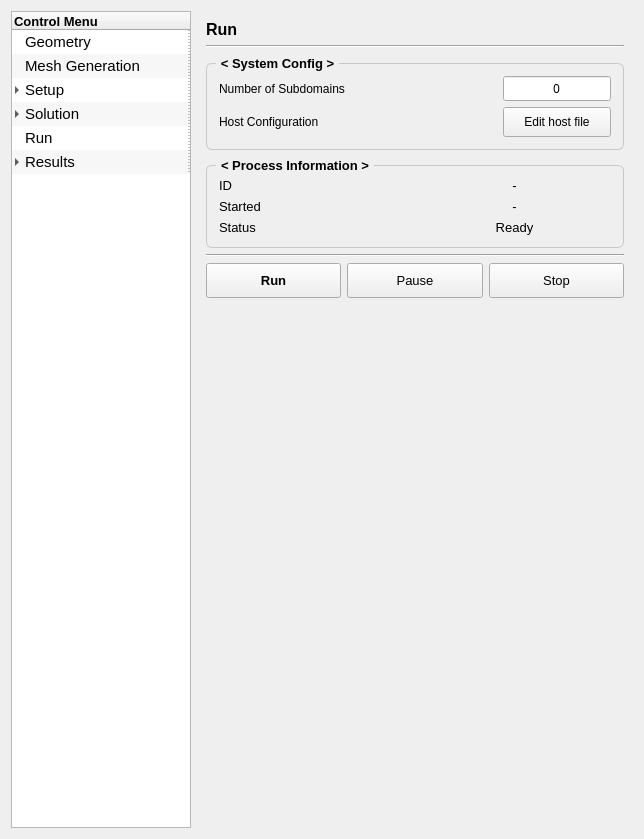
Before: the Qt Designer form view/main/center_form.ui in thisisHenney/BipropThrust, drawn with Qt 5.
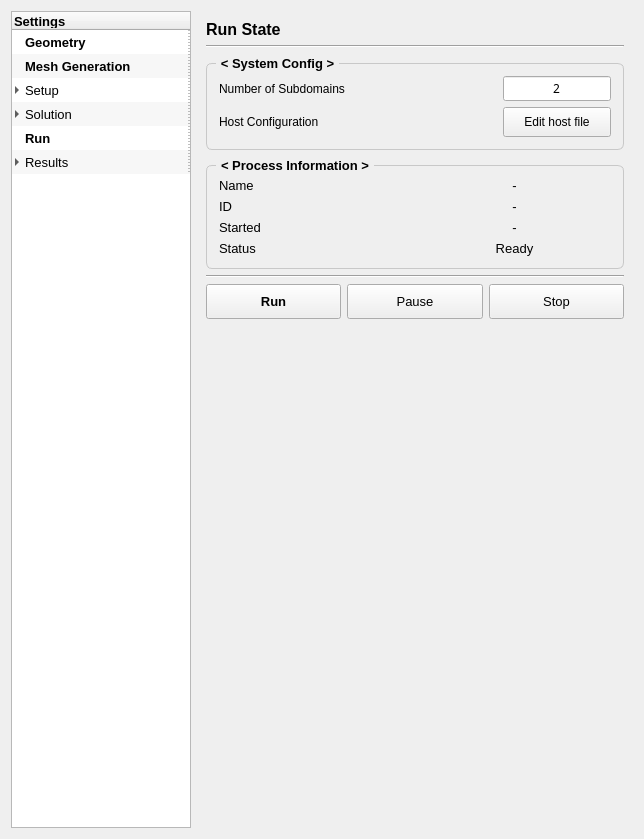
After: the same form once the commit is applied. The open tabs and pages were chosen to show the change.

Commit message:
Add clip visibility management and improve run controls
- Add group-based clip actor visibility control for tab switching
- Make Mesh Generate and Run buttons mutually exclusive
- Display task name (Mesh Generation/Solver) in status panel
- Enable solver execution with exec_widget callbacks
- Add basecase configuration templates (1.model, 2.meshing, 5.CHTFCase)
- Remove deprecated old_panel modules

```diff
--- a/view/main/center_form.ui
+++ b/view/main/center_form.ui
@@ -101,7 +101,7 @@
          </attribute>
          <column>
           <property name="text">
-           <string>Control Menu</string>
+           <string>Settings</string>
           </property>
           <property name="font">
            <font>
@@ -115,7 +115,8 @@
           </property>
           <property name="font">
            <font>
-            <pointsize>11</pointsize>
+            <pointsize>10</pointsize>
+            <bold>true</bold>
            </font>
           </property>
          </item>
@@ -126,8 +127,8 @@
           <property name="font">
            <font>
             <family>Ubuntu</family>
-            <pointsize>11</pointsize>
-            <bold>false</bold>
+            <pointsize>10</pointsize>
+            <bold>true</bold>
             <kerning>true</kerning>
            </font>
           </property>
@@ -139,7 +140,7 @@
           <property name="font">
            <font>
             <family>Ubuntu</family>
-            <pointsize>11</pointsize>
+            <pointsize>10</pointsize>
             <bold>false</bold>
            </font>
           </property>
@@ -227,7 +228,7 @@
           <property name="font">
            <font>
             <family>Ubuntu</family>
-            <pointsize>11</pointsize>
+            <pointsize>10</pointsize>
             <bold>false</bold>
            </font>
           </property>
@@ -277,8 +278,8 @@
           <property name="font">
            <font>
             <family>Ubuntu</family>
-            <pointsize>11</pointsize>
-            <bold>false</bold>
+            <pointsize>10</pointsize>
+            <bold>true</bold>
            </font>
           </property>
          </item>
@@ -289,7 +290,7 @@
           <property name="font">
            <font>
             <family>Ubuntu</family>
-            <pointsize>11</pointsize>
+            <pointsize>10</pointsize>
             <bold>false</bold>
            </font>
           </property>
@@ -4240,7 +4241,7 @@
               </font>
              </property>
              <property name="text">
-              <string>Run</string>
+              <string>Run State</string>
              </property>
             </widget>
            </item>
@@ -4366,7 +4367,7 @@
                  </font>
                 </property>
                 <property name="text">
-                 <string>0</string>
+                 <string>2</string>
                 </property>
                 <property name="alignment">
                  <set>Qt::AlignmentFlag::AlignCenter</set>
@@ -4406,8 +4407,8 @@
               <property name="topMargin">
                <number>9</number>
               </property>
-              <item row="1" column="1">
-               <widget class="QLabel" name="edit_run_9">
+              <item row="3" column="1">
+               <widget class="QLabel" name="edit_run_status">
                 <property name="font">
                  <font>
                   <pointsize>10</pointsize>
@@ -4421,21 +4422,34 @@
                  <enum>QFrame::Shadow::Sunken</enum>
                 </property>
                 <property name="text">
-                 <string>-</string>
+                 <string>Ready</string>
                 </property>
                 <property name="alignment">
                  <set>Qt::AlignmentFlag::AlignCenter</set>
                 </property>
                </widget>
               </item>
-              <item row="0" column="1">
-               <widget class="QLabel" name="edit_run_id">
+              <item row="3" column="0">
+               <widget class="QLabel" name="label_4">
                 <property name="font">
                  <font>
                   <pointsize>10</pointsize>
                   <bold>false</bold>
                  </font>
                 </property>
+                <property name="text">
+                 <string>Status</string>
+                </property>
+               </widget>
+              </item>
+              <item row="2" column="1">
+               <widget class="QLabel" name="edit_ru_started">
+                <property name="font">
+                 <font>
+                  <pointsize>10</pointsize>
+                  <bold>false</bold>
+                 </font>
+                </property>
                 <property name="frameShape">
                  <enum>QFrame::Shape::NoFrame</enum>
                 </property>
@@ -4450,7 +4464,7 @@
                 </property>
                </widget>
               </item>
-              <item row="0" column="0">
+              <item row="1" column="0">
                <widget class="QLabel" name="label_2">
                 <property name="font">
                  <font>
@@ -4470,41 +4484,6 @@
                </widget>
               </item>
               <item row="2" column="0">
-               <widget class="QLabel" name="label_4">
-                <property name="font">
-                 <font>
-                  <pointsize>10</pointsize>
-                  <bold>false</bold>
-                 </font>
-                </property>
-                <property name="text">
-                 <string>Status</string>
-                </property>
-               </widget>
-              </item>
-              <item row="2" column="1">
-               <widget class="QLabel" name="edit_run_10">
-                <property name="font">
-                 <font>
-                  <pointsize>10</pointsize>
-                  <bold>false</bold>
-                 </font>
-                </property>
-                <property name="frameShape">
-                 <enum>QFrame::Shape::NoFrame</enum>
-                </property>
-                <property name="frameShadow">
-                 <enum>QFrame::Shadow::Sunken</enum>
-                </property>
-                <property name="text">
-                 <string>Ready</string>
-                </property>
-                <property name="alignment">
-                 <set>Qt::AlignmentFlag::AlignCenter</set>
-                </property>
-               </widget>
-              </item>
-              <item row="1" column="0">
                <widget class="QLabel" name="label_3">
                 <property name="font">
                  <font>
@@ -4517,6 +4496,63 @@
                 </property>
                </widget>
               </item>
+              <item row="1" column="1">
+               <widget class="QLabel" name="edit_run_id">
+                <property name="font">
+                 <font>
+                  <pointsize>10</pointsize>
+                  <bold>false</bold>
+                 </font>
+                </property>
+                <property name="frameShape">
+                 <enum>QFrame::Shape::NoFrame</enum>
+                </property>
+                <property name="frameShadow">
+                 <enum>QFrame::Shadow::Sunken</enum>
+                </property>
+                <property name="text">
+                 <string>-</string>
+                </property>
+                <property name="alignment">
+                 <set>Qt::AlignmentFlag::AlignCenter</set>
+                </property>
+               </widget>
+              </item>
+              <item row="0" column="0">
+               <widget class="QLabel" name="label_17">
+                <property name="font">
+                 <font>
+                  <pointsize>10</pointsize>
+                  <bold>false</bold>
+                 </font>
+                </property>
+                <property name="text">
+                 <string>Name</string>
+                </property>
+               </widget>
+              </item>
+              <item row="0" column="1">
+               <widget class="QLabel" name="edit_run_name">
+                <property name="font">
+                 <font>
+                  <pointsize>10</pointsize>
+                  <bold>false</bold>
+                 </font>
+                </property>
+                <property name="frameShape">
+                 <enum>QFrame::Shape::NoFrame</enum>
+                </property>
+                <property name="frameShadow">
+                 <enum>QFrame::Shadow::Sunken</enum>
+                </property>
+                <property name="text">
+                 <string>-</string>
+                </property>
+                <property name="alignment">
+                 <set>Qt::AlignmentFlag::AlignCenter</set>
+                </property>
+               </widget>
+              </item>
              </layout>
             </widget>
            </item>
```
Left out of the diff: 38 changed lines with no effect on the pictures. The commit also changes 99 other files.
